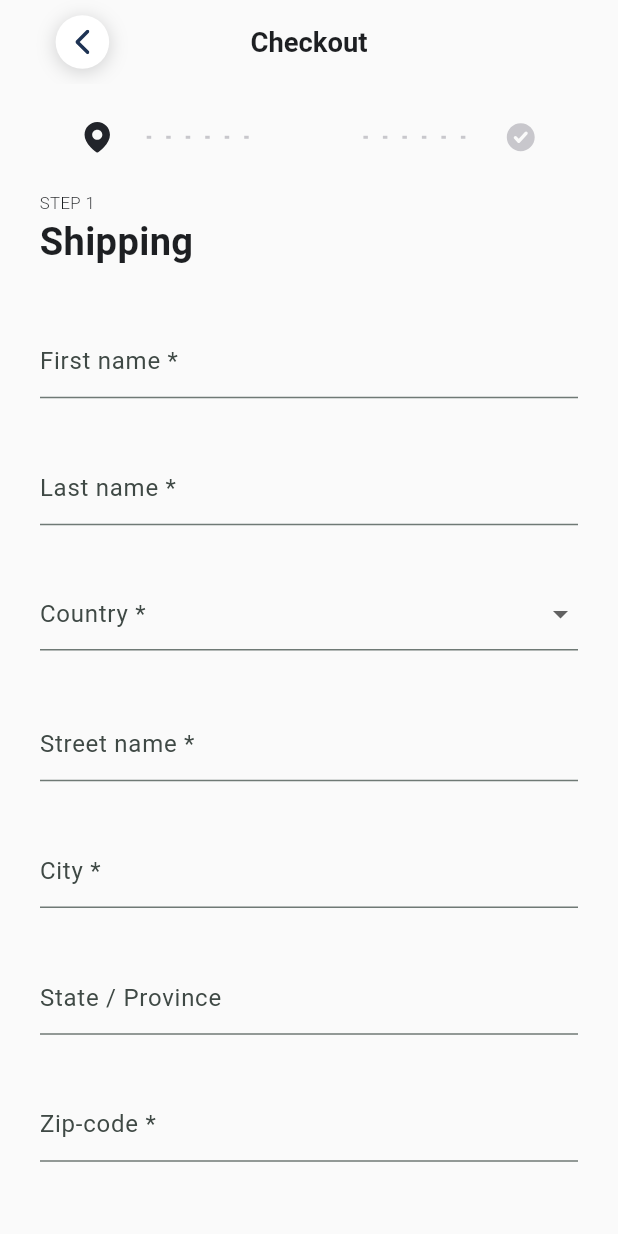
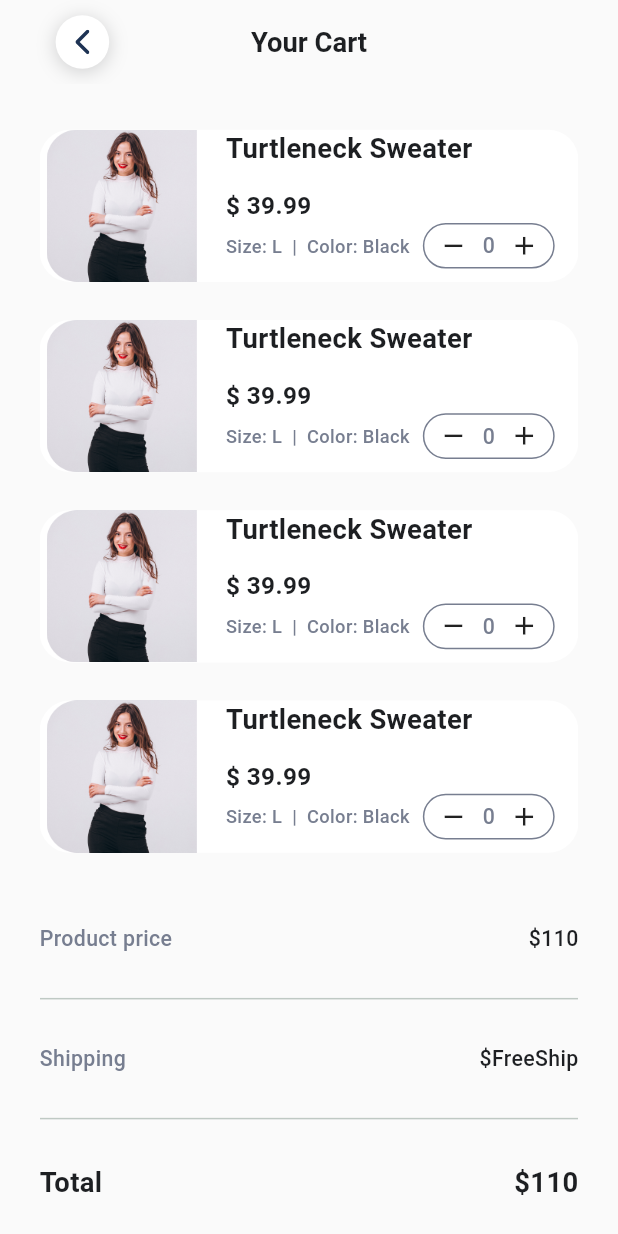
Before and after one commit to MahmoudDabour1/gem_store_app, a Flutter app: the screen it shows after launch, on a phone screen of 412 x 824 dp. Run offline on Flutter 3.47's test engine with Material 3 defaults, Android fonts, the phone set to English and light mode, and no system bars; our stand-ins replace flutter_screenutil, flutter_svg, logger.

Commit message:
- finish cart screen

```diff
--- a/lib/core/theming/app_styles.dart
+++ b/lib/core/theming/app_styles.dart
@@ -9,6 +9,10 @@ class AppStyles {
     fontSize: 11.sp,
     color: AppColors.primaryColor,
     fontWeight: FontWeightHelper.light,
+  ); static TextStyle font10DarkGrayMedium = TextStyle(
+    fontSize: 10.sp,
+    color: AppColors.darkGrayColor,
+    fontWeight: FontWeightHelper.medium,
   ); static TextStyle font25BlackBold = TextStyle(
     fontSize: 25.sp,
     color: AppColors.primaryColor,
@@ -17,6 +21,10 @@ class AppStyles {
     fontSize: 14.sp,
     color: AppColors.darkGrayColor,
     fontWeight: FontWeightHelper.semiBold,
+  );static TextStyle font14DarkGrayMedium = TextStyle(
+    fontSize: 14.sp,
+    color: AppColors.darkGrayColor,
+    fontWeight: FontWeightHelper.medium,
   );static TextStyle font18BlackSemiBold = TextStyle(
     fontSize: 18.sp,
     color: AppColors.primaryColor,
--- /dev/null
+++ b/lib/features/cart/cart_screen.dart
@@ -0,0 +1,41 @@
+import 'package:flutter/material.dart';
+import 'package:flutter_screenutil/flutter_screenutil.dart';
+import 'package:gem_store_app/core/theming/app_styles.dart';
+import 'package:gem_store_app/core/utils/spacing.dart';
+import 'package:gem_store_app/core/widgets/app_custom_button.dart';
+import 'package:gem_store_app/core/widgets/custom_app_bar.dart';
+import 'package:gem_store_app/features/cart/widgets/cart_list_view.dart';
+import 'package:gem_store_app/features/cart/widgets/cart_price_item.dart';
+import 'package:gem_store_app/features/cart/widgets/cart_price_items_widget.dart';
+
+class CartScreen extends StatefulWidget {
+  const CartScreen({super.key});
+
+  @override
+  State<CartScreen> createState() => _CartScreenState();
+}
+
+class _CartScreenState extends State<CartScreen> {
+  int number = 0;
+
+  @override
+  Widget build(BuildContext context) {
+    return Scaffold(
+      appBar: CustomAppBar(title: "Your Cart"),
+      body: Padding(
+        padding: EdgeInsets.symmetric(horizontal: 24.w),
+        child: SingleChildScrollView(
+          child: Column(
+            children: [
+              verticalSpace(30),
+              CartListView(),
+              CartPriceItemsWidget(),
+              AppCustomButton(onPressed: () {}, text: "Proceed to checkout"),
+              verticalSpace(25),
+            ],
+          ),
+        ),
+      ),
+    );
+  }
+}
--- /dev/null
+++ b/lib/features/cart/widgets/cart_list_view.dart
@@ -0,0 +1,20 @@
+
+import 'package:flutter/material.dart';
+
+import 'cart_list_view_item.dart';
+
+class CartListView extends StatelessWidget {
+  const CartListView({super.key});
+
+  @override
+  Widget build(BuildContext context) {
+    return ListView.builder(
+      itemCount: 4,
+      physics: NeverScrollableScrollPhysics(),
+      shrinkWrap: true,
+      itemBuilder: (context, index) {
+        return CartListViewItem();
+      },
+    );
+  }
+}
--- /dev/null
+++ b/lib/features/cart/widgets/cart_list_view_item.dart
@@ -0,0 +1,126 @@
+import 'package:flutter/material.dart';
+import 'package:flutter_screenutil/flutter_screenutil.dart';
+
+import '../../../core/theming/app_colors.dart';
+import '../../../core/theming/app_styles.dart';
+import '../../../core/theming/font_weight_helper.dart';
+import '../../../core/utils/spacing.dart';
+
+class CartListViewItem extends StatefulWidget {
+  const CartListViewItem({super.key});
+
+  @override
+  State<CartListViewItem> createState() => _CartListViewItemState();
+}
+
+class _CartListViewItemState extends State<CartListViewItem> {
+  int number = 0;
+
+  @override
+  Widget build(BuildContext context) {
+    return Column(
+      children: [
+        Container(
+          height: 100.h,
+          width: MediaQuery.sizeOf(context).width,
+          decoration: BoxDecoration(
+            color: AppColors.whiteColor,
+            borderRadius: BorderRadius.circular(20.r),
+          ),
+          child: Row(
+            children: [
+              Image.asset(
+                "assets/images/girl.png",
+                width: 100.w,
+                height: 100.h,
+              ),
+              horizontalSpace(13),
+              Column(
+                crossAxisAlignment: CrossAxisAlignment.start,
+                children: [
+                  Row(
+                    children: [
+                      Text(
+                        "Turtleneck Sweater",
+                        style: AppStyles.font18BlackSemiBold,
+                      ),
+                      // CheckboxListTile(value: true, onChanged: (value){})
+                    ],
+                  ),
+                  verticalSpace(13),
+                  Text(
+                    "\$ 39.99",
+                    style: AppStyles.font18BlackSemiBold.copyWith(
+                      fontSize: 16.sp,
+                    ),
+                  ),
+                  Center(
+                    child: Row(
+                      children: [
+                        Text(
+                          "Size: L  |  Color: Black",
+                          style: AppStyles.font14DArkGraySemiBold.copyWith(
+                            fontWeight: FontWeightHelper.medium,
+                            fontSize: 12.sp,
+                          ),
+                        ),
+                        horizontalSpace(8),
+                        Container(
+                          width: 80.w,
+                          height: 30.h,
+                          decoration: BoxDecoration(
+                            borderRadius: BorderRadius.circular(20.r),
+                            border: Border.all(
+                              color: AppColors.darkGrayColor,
+                            ),
+                          ),
+                          child: Row(
+                            mainAxisAlignment:
+                                MainAxisAlignment.spaceEvenly,
+                            mainAxisSize: MainAxisSize.min,
+                            children: [
+                              InkWell(
+                                  onTap: () {
+                                    setState(() {
+                                      number--;
+                                    });
+                                  },
+                                  child: Icon(
+                                    Icons.remove,
+                                    size: 20.r,
+                                  )),
+                              Text(
+                                number.toString(),
+                                style: AppStyles.font14DArkGraySemiBold
+                                    .copyWith(
+                                  fontWeight: FontWeightHelper.medium,
+                                  fontSize: 14.sp,
+                                ),
+                              ),
+                              InkWell(
+                                onTap: () {
+                                  setState(() {
+                                    number++;
+                                  });
+                                },
+                                child: Icon(
+                                  Icons.add,
+                                  size: 20.r,
+                                ),
+                              ),
+                            ],
+                          ),
+                        ),
+                      ],
+                    ),
+                  ),
+                ],
+              ),
+            ],
+          ),
+        ),
+        verticalSpace(25),
+      ],
+    );
+  }
+}
--- /dev/null
+++ b/lib/features/cart/widgets/cart_price_item.dart
@@ -0,0 +1,42 @@
+import 'package:flutter/material.dart';
+import 'package:flutter_screenutil/flutter_screenutil.dart';
+
+import '../../../core/theming/app_colors.dart';
+import '../../../core/theming/app_styles.dart';
+
+class CartPriceItem extends StatelessWidget {
+  final String firstText;
+  final String lastText;
+  final TextStyle? firstTextStyle;
+  final TextStyle? lastTextStyle;
+
+  const CartPriceItem(
+      {super.key,
+      required this.firstText,
+      required this.lastText,
+      this.firstTextStyle,
+      this.lastTextStyle});
+
+  @override
+  Widget build(BuildContext context) {
+    return Row(
+      mainAxisAlignment: MainAxisAlignment.spaceBetween,
+      children: [
+        Padding(
+          padding: EdgeInsets.symmetric(vertical: 20.w),
+          child: Text(
+            firstText,
+            style: firstTextStyle ?? AppStyles.font14DarkGrayMedium,
+          ),
+        ),
+        Text(
+          "\$$lastText",
+          style: lastTextStyle ??
+              AppStyles.font14DarkGrayMedium.copyWith(
+                color: AppColors.primaryColor,
+              ),
+        ),
+      ],
+    );
+  }
+}
--- /dev/null
+++ b/lib/features/cart/widgets/cart_price_items_widget.dart
@@ -0,0 +1,27 @@
+import 'package:flutter/cupertino.dart';
+import 'package:flutter/material.dart';
+
+import '../../../core/theming/app_styles.dart';
+import '../../../core/utils/spacing.dart';
+import 'cart_price_item.dart';
+
+class CartPriceItemsWidget extends StatelessWidget {
+  const CartPriceItemsWidget({super.key});
+
+  @override
+  Widget build(BuildContext context) {
+    return Column(children: [
+      CartPriceItem(firstText: "Product price", lastText: "110"),
+      Divider(),
+      CartPriceItem(firstText: "Shipping", lastText: "FreeShip"),
+      Divider(),
+      CartPriceItem(
+        firstText: "Total",
+        lastText: "110",
+        firstTextStyle: AppStyles.font18BlackSemiBold,
+        lastTextStyle: AppStyles.font18BlackSemiBold,
+      ),
+      verticalSpace(28),
+    ]);
+  }
+}
--- a/lib/main.dart
+++ b/lib/main.dart
@@ -1,6 +1,7 @@
 import 'package:flutter/material.dart';
 import 'package:flutter_screenutil/flutter_screenutil.dart';
 import 'package:gem_store_app/core/theming/app_colors.dart';
+import 'package:gem_store_app/features/cart/cart_screen.dart';
 import 'package:gem_store_app/features/checkout/checkout_screen.dart';
 
 import 'features/onboarding/onboarding_screen.dart';
@@ -27,7 +28,7 @@ class MyApp extends StatelessWidget {
           colorScheme: ColorScheme.fromSeed(seedColor: AppColors.greenColor),
           useMaterial3: true,
         ),
-        home: CheckoutScreen(),
+        home: CartScreen(),
       ),
     );
   }
```
Also changed, not shown: assets/images/girl.png (added).
